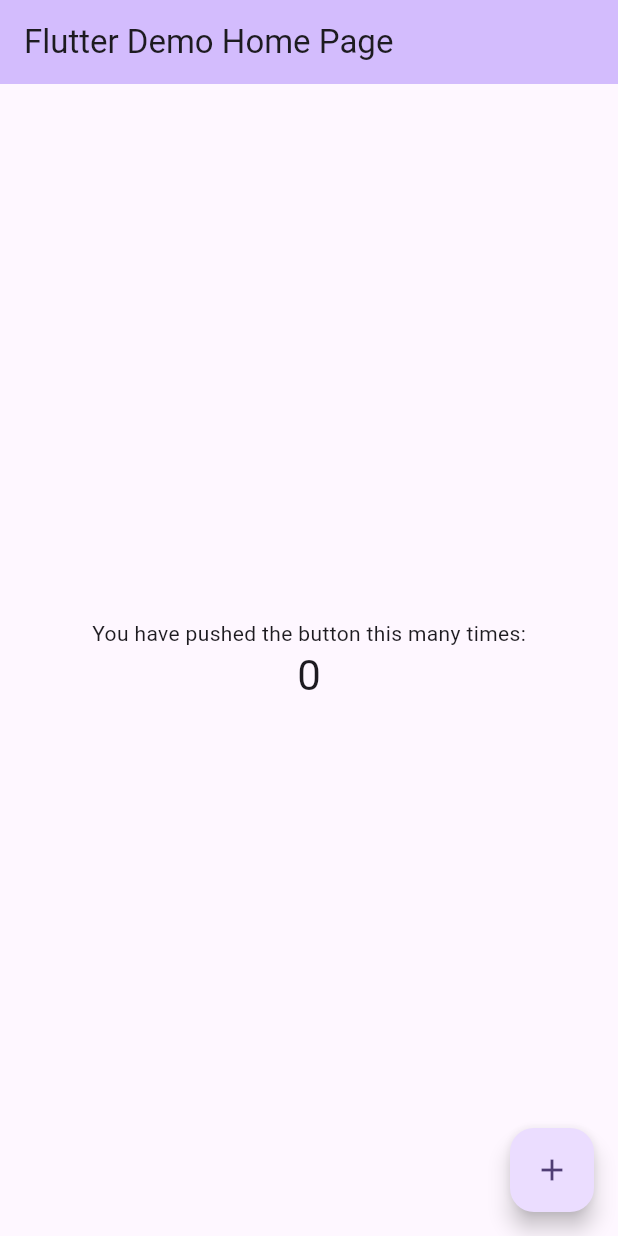
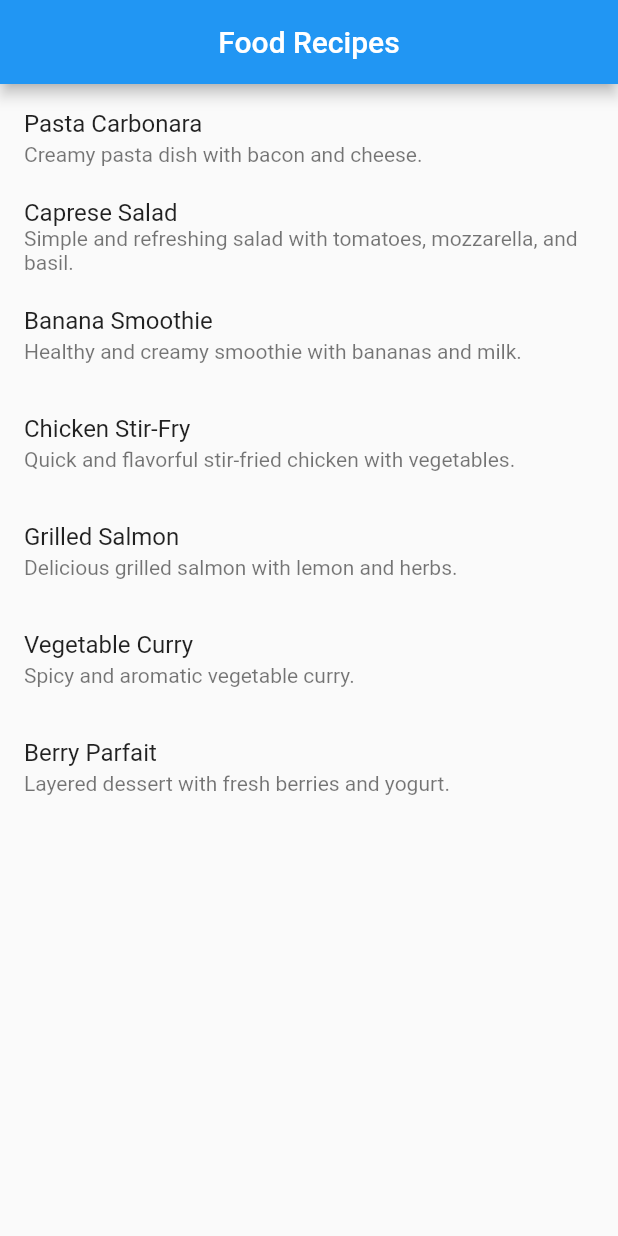
Before and after one commit to moniruzzaman76/Flutter-Live-Test-Using-Api, a Flutter app: the screen it shows after launch, on a phone screen of 412 x 824 dp. Run offline on Flutter 3.47's test engine with Material 2 defaults, Android fonts, the phone set to English and light mode, and no system bars.

```diff
--- /dev/null
+++ b/lib/home_screen.dart
@@ -0,0 +1,77 @@
+import 'package:flutter/material.dart';
+import 'dart:convert';
+import 'model_class.dart';
+
+class RecipeListScreen extends StatelessWidget {
+  final String jsonString = '''
+    {
+      "recipes": [
+        {
+          "title": "Pasta Carbonara",
+          "description": "Creamy pasta dish with bacon and cheese.",
+          "ingredients": ["spaghetti", "bacon", "egg", "cheese"]
+        },
+        {
+          "title": "Caprese Salad",
+          "description": "Simple and refreshing salad with tomatoes, mozzarella, and basil.",
+          "ingredients": ["tomatoes", "mozzarella", "basil"]
+        },
+        {
+          "title": "Banana Smoothie",
+          "description": "Healthy and creamy smoothie with bananas and milk.",
+          "ingredients": ["bananas", "milk"]
+        },
+        {
+          "title": "Chicken Stir-Fry",
+          "description": "Quick and flavorful stir-fried chicken with vegetables.",
+          "ingredients": ["chicken breast", "broccoli", "carrot", "soy sauce"]
+        },
+        {
+          "title": "Grilled Salmon",
+          "description": "Delicious grilled salmon with lemon and herbs.",
+          "ingredients": ["salmon fillet", "lemon", "olive oil", "dill"]
+        },
+        {
+          "title": "Vegetable Curry",
+          "description": "Spicy and aromatic vegetable curry.",
+          "ingredients": ["mixed vegetables", "coconut milk", "curry powder"]
+        },
+        {
+          "title": "Berry Parfait",
+          "description": "Layered dessert with fresh berries and yogurt.",
+          "ingredients": ["berries", "yogurt", "granola"]
+        }
+      ]
+    }
+  ''';
+
+  const RecipeListScreen({super.key});
+
+  List<Recipe> _recipesFromJson(String jsonString) {
+    final parsedJson = json.decode(jsonString);
+    final recipeList = parsedJson['recipes'] as List<dynamic>;
+    return recipeList.map((recipeJson) => Recipe.fromJson(recipeJson)).toList();
+  }
+
+  @override
+  Widget build(BuildContext context) {
+    final recipes = _recipesFromJson(jsonString);
+
+    return Scaffold(
+      appBar: AppBar(
+        centerTitle: true,
+        title: const Text('Food Recipes'),
+      ),
+      body: ListView.builder(
+        itemCount: recipes.length,
+        itemBuilder: (context, index) {
+          final recipe = recipes[index];
+          return ListTile(
+            title: Text(recipe.title),
+            subtitle: Text(recipe.description),
+          );
+        },
+      ),
+    );
+  }
+}
--- a/lib/main.dart
+++ b/lib/main.dart
@@ -1,4 +1,5 @@
 import 'package:flutter/material.dart';
+import 'package:live_test/home_screen.dart';
 
 void main() {
   runApp(const MyApp());
@@ -11,115 +12,10 @@ class MyApp extends StatelessWidget {
   @override
   Widget build(BuildContext context) {
     return MaterialApp(
-      title: 'Flutter Demo',
+      debugShowCheckedModeBanner: false,
       theme: ThemeData(
-        // This is the theme of your application.
-        //
-        // TRY THIS: Try running your application with "flutter run". You'll see
-        // the application has a blue toolbar. Then, without quitting the app,
-        // try changing the seedColor in the colorScheme below to Colors.green
-        // and then invoke "hot reload" (save your changes or press the "hot
-        // reload" button in a Flutter-supported IDE, or press "r" if you used
-        // the command line to start the app).
-        //
-        // Notice that the counter didn't reset back to zero; the application
-        // state is not lost during the reload. To reset the state, use hot
-        // restart instead.
-        //
-        // This works for code too, not just values: Most code changes can be
-        // tested with just a hot reload.
-        colorScheme: ColorScheme.fromSeed(seedColor: Colors.deepPurple),
-        useMaterial3: true,
       ),
-      home: const MyHomePage(title: 'Flutter Demo Home Page'),
+      home: const RecipeListScreen(),
     );
   }
 }
-
-class MyHomePage extends StatefulWidget {
-  const MyHomePage({super.key, required this.title});
-
-  // This widget is the home page of your application. It is stateful, meaning
-  // that it has a State object (defined below) that contains fields that affect
-  // how it looks.
-
-  // This class is the configuration for the state. It holds the values (in this
-  // case the title) provided by the parent (in this case the App widget) and
-  // used by the build method of the State. Fields in a Widget subclass are
-  // always marked "final".
-
-  final String title;
-
-  @override
-  State<MyHomePage> createState() => _MyHomePageState();
-}
-
-class _MyHomePageState extends State<MyHomePage> {
-  int _counter = 0;
-
-  void _incrementCounter() {
-    setState(() {
-      // This call to setState tells the Flutter framework that something has
-      // changed in this State, which causes it to rerun the build method below
-      // so that the display can reflect the updated values. If we changed
-      // _counter without calling setState(), then the build method would not be
-      // called again, and so nothing would appear to happen.
-      _counter++;
-    });
-  }
-
-  @override
-  Widget build(BuildContext context) {
-    // This method is rerun every time setState is called, for instance as done
-    // by the _incrementCounter method above.
-    //
-    // The Flutter framework has been optimized to make rerunning build methods
-    // fast, so that you can just rebuild anything that needs updating rather
-    // than having to individually change instances of widgets.
-    return Scaffold(
-      appBar: AppBar(
-        // TRY THIS: Try changing the color here to a specific color (to
-        // Colors.amber, perhaps?) and trigger a hot reload to see the AppBar
-        // change color while the other colors stay the same.
-        backgroundColor: Theme.of(context).colorScheme.inversePrimary,
-        // Here we take the value from the MyHomePage object that was created by
-        // the App.build method, and use it to set our appbar title.
-        title: Text(widget.title),
-      ),
-      body: Center(
-        // Center is a layout widget. It takes a single child and positions it
-        // in the middle of the parent.
-        child: Column(
-          // Column is also a layout widget. It takes a list of children and
-          // arranges them vertically. By default, it sizes itself to fit its
-          // children horizontally, and tries to be as tall as its parent.
-          //
-          // Column has various properties to control how it sizes itself and
-          // how it positions its children. Here we use mainAxisAlignment to
-          // center the children vertically; the main axis here is the vertical
-          // axis because Columns are vertical (the cross axis would be
-          // horizontal).
-          //
-          // TRY THIS: Invoke "debug painting" (choose the "Toggle Debug Paint"
-          // action in the IDE, or press "p" in the console), to see the
-          // wireframe for each widget.
-          mainAxisAlignment: MainAxisAlignment.center,
-          children: <Widget>[
-            const Text(
-              'You have pushed the button this many times:',
-            ),
-            Text(
-              '$_counter',
-              style: Theme.of(context).textTheme.headlineMedium,
-            ),
-          ],
-        ),
-      ),
-      floatingActionButton: FloatingActionButton(
-        onPressed: _incrementCounter,
-        tooltip: 'Increment',
-        child: const Icon(Icons.add),
-      ), // This trailing comma makes auto-formatting nicer for build methods.
-    );
-  }
-}
--- /dev/null
+++ b/lib/model_class.dart
@@ -0,0 +1,19 @@
+class Recipe {
+  final String title;
+  final String description;
+  final List<String> ingredients;
+
+  Recipe({
+    required this.title,
+    required this.description,
+    required this.ingredients,
+  });
+
+  factory Recipe.fromJson(Map<String, dynamic> json) {
+    return Recipe(
+      title: json['title'],
+      description: json['description'],
+      ingredients: List<String>.from(json['ingredients']),
+    );
+  }
+}
```
